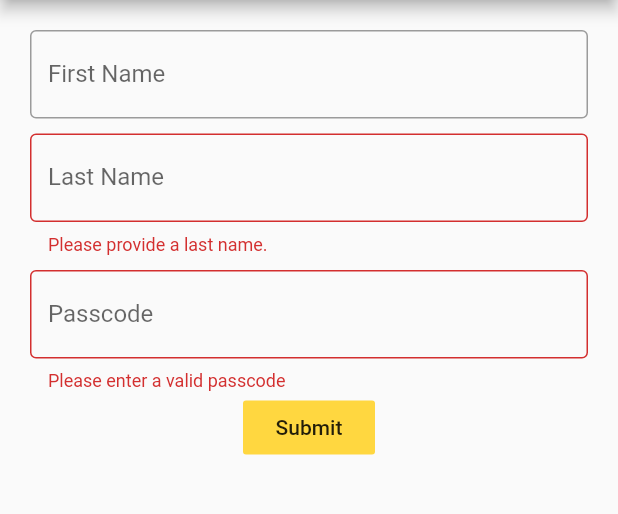
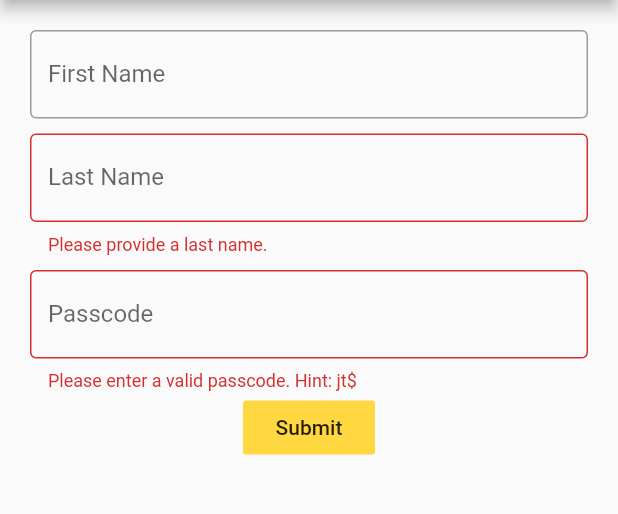
Before and after one commit to jvtran99/portfolio, a Flutter app: the screen it shows after launch, after a tap on "Submit", on a phone screen of 412 x 824 dp, the part 84-598 px from its top. Run offline on Flutter 3.47's test engine with Material 2 defaults, Android fonts, the phone set to English and light mode, and no system bars.

Commit message:
github pages

```diff
--- a/lib/screens/homepage.dart
+++ b/lib/screens/homepage.dart
@@ -95,7 +95,7 @@ class _HomePageState extends State<HomePage> {
               ),
               validator: (value) {
                 if (!value.contains('jtmoney')) {
-                  return 'Please enter a valid passcode';
+                  return 'Please enter a valid passcode. Hint: jt\$';
                 }
                 return null;
               },
```
Also changed, not shown: pubspec.lock.
